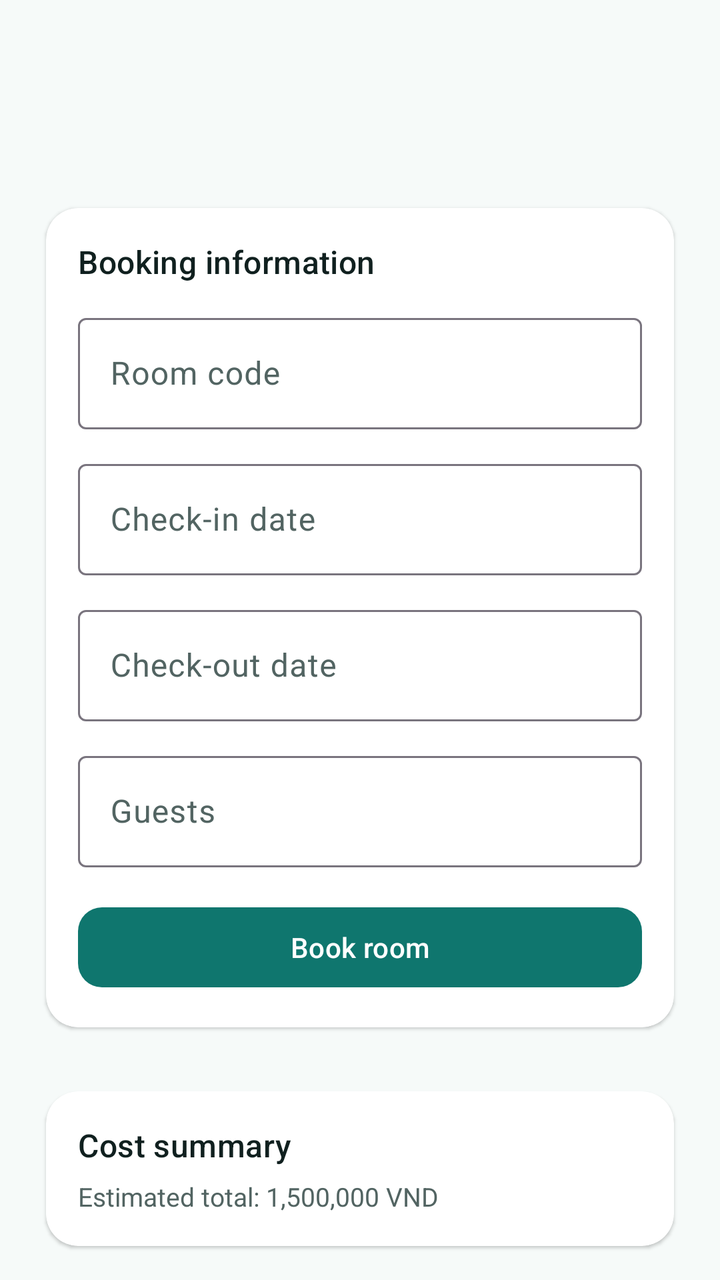
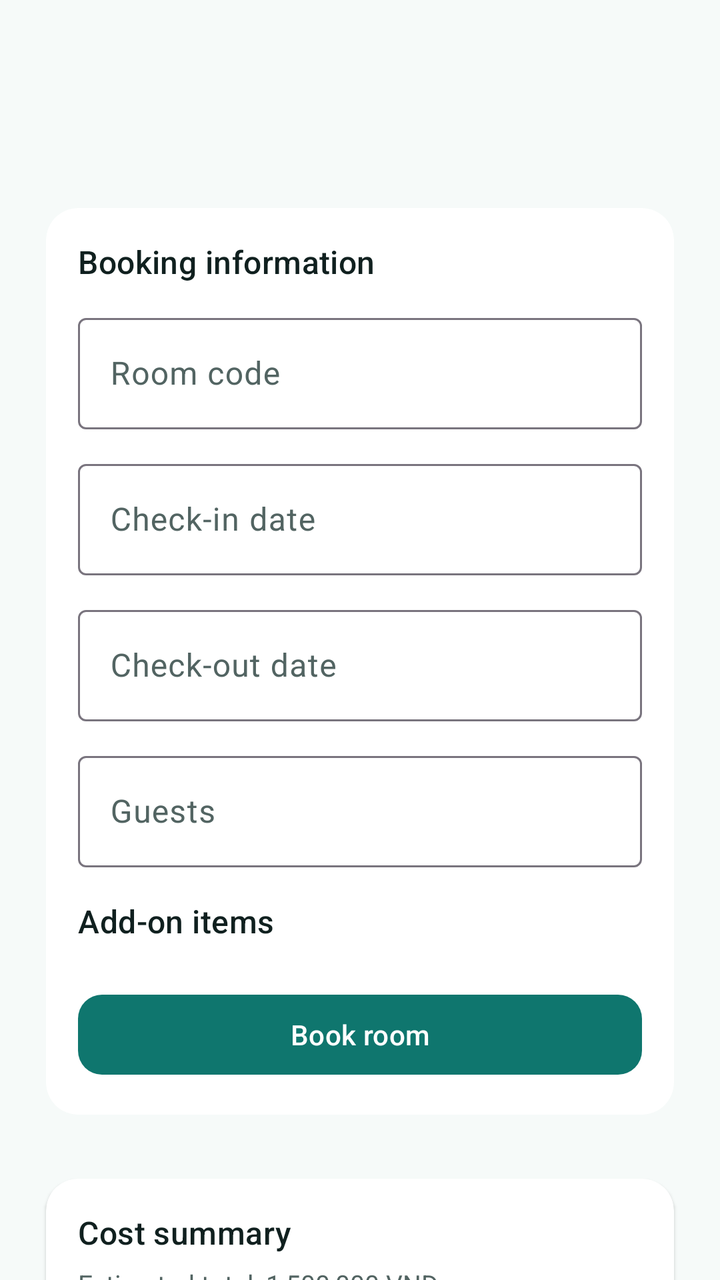

Before-and-after screenshots of an Android layout around one commit, followed by the original layout XML and the change that was made.
<!-- AndroidManifest.xml: application theme Theme.Hotelapp_test2 -->
<!-- res/layout/activity_booking.xml -->
<?xml version="1.0" encoding="utf-8"?>
<LinearLayout xmlns:android="http://schemas.android.com/apk/res/android"
    xmlns:app="http://schemas.android.com/apk/res-auto"
    android:layout_width="match_parent"
    android:layout_height="match_parent"
    android:background="@color/surface_base"
    android:orientation="vertical">

    <com.google.android.material.appbar.MaterialToolbar
        android:id="@+id/toolbar"
        android:layout_width="match_parent"
        android:layout_height="wrap_content"
        android:layout_marginStart="@dimen/space_m"
        android:layout_marginTop="@dimen/space_m"
        android:layout_marginEnd="@dimen/space_m" />

    <androidx.core.widget.NestedScrollView
        android:layout_width="match_parent"
        android:layout_height="0dp"
        android:layout_weight="1"
        android:fillViewport="true">

        <LinearLayout
            android:layout_width="match_parent"
            android:layout_height="wrap_content"
            android:orientation="vertical"
            android:padding="@dimen/space_m">

            <com.google.android.material.card.MaterialCardView
                style="@style/Widget.Hotel.Card"
                android:layout_width="match_parent"
                android:layout_height="wrap_content">

                <LinearLayout
                    android:layout_width="match_parent"
                    android:layout_height="wrap_content"
                    android:orientation="vertical"
                    android:padding="@dimen/space_m">

                    <TextView
                        android:layout_width="wrap_content"
                        android:layout_height="wrap_content"
                        style="@style/TextAppearance.Hotel.SectionTitle"
                        android:text="@string/booking_title" />

                    <com.google.android.material.textfield.TextInputLayout
                        android:id="@+id/bookingRoomCodeLayout"
                        style="@style/Widget.Material3.TextInputLayout.OutlinedBox"
                        android:layout_width="match_parent"
                        android:layout_height="wrap_content"
                        android:layout_marginTop="@dimen/space_s"
                        android:hint="@string/booking_room_code_hint">

                        <com.google.android.material.textfield.TextInputEditText
                            android:id="@+id/bookingRoomCode"
                            android:layout_width="match_parent"
                            android:layout_height="wrap_content" />
                    </com.google.android.material.textfield.TextInputLayout>

                    <com.google.android.material.textfield.TextInputLayout
                        android:id="@+id/bookingCheckInLayout"
                        style="@style/Widget.Material3.TextInputLayout.OutlinedBox"
                        android:layout_width="match_parent"
                        android:layout_height="wrap_content"
                        android:layout_marginTop="@dimen/space_s"
                        android:hint="@string/booking_checkin_hint">

                        <com.google.android.material.textfield.TextInputEditText
                            android:id="@+id/bookingCheckIn"
                            android:layout_width="match_parent"
                            android:layout_height="wrap_content" />
                    </com.google.android.material.textfield.TextInputLayout>

                    <com.google.android.material.textfield.TextInputLayout
                        android:id="@+id/bookingCheckOutLayout"
                        style="@style/Widget.Material3.TextInputLayout.OutlinedBox"
                        android:layout_width="match_parent"
                        android:layout_height="wrap_content"
                        android:layout_marginTop="@dimen/space_s"
                        android:hint="@string/booking_checkout_hint">

                        <com.google.android.material.textfield.TextInputEditText
                            android:id="@+id/bookingCheckOut"
                            android:layout_width="match_parent"
                            android:layout_height="wrap_content" />
                    </com.google.android.material.textfield.TextInputLayout>

                    <com.google.android.material.textfield.TextInputLayout
                        android:id="@+id/bookingGuestsLayout"
                        style="@style/Widget.Material3.TextInputLayout.OutlinedBox"
                        android:layout_width="match_parent"
                        android:layout_height="wrap_content"
                        android:layout_marginTop="@dimen/space_s"
                        android:hint="@string/booking_guests_hint">

                        <com.google.android.material.textfield.TextInputEditText
                            android:id="@+id/bookingGuests"
                            android:layout_width="match_parent"
                            android:layout_height="wrap_content"
                            android:inputType="number" />
                    </com.google.android.material.textfield.TextInputLayout>

                    <com.google.android.material.button.MaterialButton
                        android:id="@+id/bookingSubmitButton"
                        android:layout_width="match_parent"
                        android:layout_height="wrap_content"
                        android:layout_marginTop="@dimen/space_m"
                        android:text="@string/booking_submit" />
                </LinearLayout>
            </com.google.android.material.card.MaterialCardView>

            <com.google.android.material.card.MaterialCardView
                style="@style/Widget.Hotel.Card"
                android:layout_width="match_parent"
                android:layout_height="wrap_content"
                android:layout_marginTop="@dimen/space_m">

                <LinearLayout
                    android:layout_width="match_parent"
                    android:layout_height="wrap_content"
                    android:orientation="vertical"
                    android:padding="@dimen/space_m">

                    <TextView
                        android:id="@+id/bookingSummaryTitle"
                        android:layout_width="wrap_content"
                        android:layout_height="wrap_content"
                        style="@style/TextAppearance.Hotel.SectionTitle"
                        android:text="@string/booking_summary_title" />

                    <TextView
                        android:id="@+id/bookingSummaryText"
                        android:layout_width="wrap_content"
                        android:layout_height="wrap_content"
                        android:layout_marginTop="@dimen/space_xs"
                        android:text="@string/booking_summary_placeholder"
                        android:textColor="@color/text_secondary"
                        android:textSize="13sp" />
                </LinearLayout>
            </com.google.android.material.card.MaterialCardView>
        </LinearLayout>
    </androidx.core.widget.NestedScrollView>
</LinearLayout>
<!-- resources referenced by this layout -->
<resources>
  <color name="surface_base">#F6FAF9</color>
  <color name="text_secondary">#526462</color>
  <dimen name="space_m">16dp</dimen>
  <dimen name="space_s">12dp</dimen>
  <dimen name="space_xs">6dp</dimen>
  <string name="booking_checkin_hint">Check-in date</string>
  <string name="booking_checkout_hint">Check-out date</string>
  <string name="booking_guests_hint">Guests</string>
  <string name="booking_room_code_hint">Room code</string>
  <string name="booking_submit">Book room</string>
  <string name="booking_summary_placeholder">Estimated total: 1,500,000 VND</string>
  <string name="booking_summary_title">Cost summary</string>
  <string name="booking_title">Booking information</string>
  <style name="TextAppearance.Hotel.SectionTitle" parent="TextAppearance.Material3.TitleMedium">
          <item name="android:textColor">?attr/colorOnSurface</item>
          <item name="fontFamily">sans-serif-medium</item>
          <item name="android:fontFamily">sans-serif-medium</item>
      </style>
  <style name="Widget.Hotel.Card" parent="Widget.Material3.CardView.Elevated">
          <item name="cardCornerRadius">@dimen/radius_m</item>
          <item name="cardUseCompatPadding">true</item>
          <item name="cardBackgroundColor">@color/surface_card</item>
      </style>
  <style name="Theme.Hotelapp_test2" parent="Base.Theme.Hotelapp_test2" />
  <dimen name="radius_m">16dp</dimen>
  <color name="surface_card">#FFFFFFFF</color>
  <color name="brand_primary">#0F766E</color>
  <color name="white">#FFFFFFFF</color>
  <color name="brand_secondary">#2563EB</color>
  <color name="accent_gold">#F59E0B</color>
  <color name="text_primary">#10201F</color>
  <style name="Widget.Hotel.Toolbar" parent="Widget.Material3.Toolbar">
          <item name="titleTextColor">?attr/colorOnSurface</item>
          <item name="subtitleTextColor">?attr/colorOnSurfaceVariant</item>
          <item name="titleTextAppearance">@style/TextAppearance.Hotel.ToolbarTitle</item>
          <item name="subtitleTextAppearance">@style/TextAppearance.Hotel.BodySmall</item>
      </style>
  <style name="Widget.Hotel.Button.Primary" parent="Widget.Material3.Button">
          <item name="backgroundTint">@color/brand_primary</item>
          <item name="android:textColor">@color/white</item>
          <item name="cornerRadius">@dimen/radius_s</item>
          <item name="android:minHeight">@dimen/button_min_height</item>
          <item name="fontFamily">sans-serif-medium</item>
      </style>
  <style name="TextAppearance.Hotel.ToolbarTitle" parent="TextAppearance.Material3.TitleLarge">
          <item name="fontFamily">sans-serif-medium</item>
          <item name="android:fontFamily">sans-serif-medium</item>
          <item name="android:textColor">?attr/colorOnSurface</item>
      </style>
  <style name="TextAppearance.Hotel.BodySmall" parent="TextAppearance.Material3.BodySmall">
          <item name="fontFamily">sans-serif</item>
          <item name="android:fontFamily">sans-serif</item>
          <item name="android:textColor">?attr/colorOnSurfaceVariant</item>
      </style>
  <dimen name="radius_s">12dp</dimen>
  <dimen name="button_min_height">48dp</dimen>
  <!-- unchanged entries left out for length: 1 -->
</resources>

<!-- the commit's change to res/layout/activity_booking.xml (unified diff, before → after) -->
@@ -100,6 +100,20 @@
                             android:inputType="number" />
                     </com.google.android.material.textfield.TextInputLayout>
 
+                    <TextView
+                        style="@style/TextAppearance.Hotel.SectionTitle"
+                        android:layout_width="wrap_content"
+                        android:layout_height="wrap_content"
+                        android:layout_marginTop="@dimen/space_m"
+                        android:text="@string/addon_client_title" />
+
+                    <LinearLayout
+                        android:id="@+id/bookingAddOnContainer"
+                        android:layout_width="match_parent"
+                        android:layout_height="wrap_content"
+                        android:layout_marginTop="@dimen/space_xs"
+                        android:orientation="vertical" />
+
                     <com.google.android.material.button.MaterialButton
                         android:id="@+id/bookingSubmitButton"
                         android:layout_width="match_parent"
<!-- resource entries referenced after the edit -->
@@ -5,6 +5,7 @@
   <dimen name="space_m">16dp</dimen>
   <dimen name="space_s">12dp</dimen>
   <dimen name="space_xs">6dp</dimen>
+  <string name="addon_client_title">Add-on items</string>
   <string name="booking_checkin_hint">Check-in date</string>
   <string name="booking_checkout_hint">Check-out date</string>
   <string name="booking_guests_hint">Guests</string>
